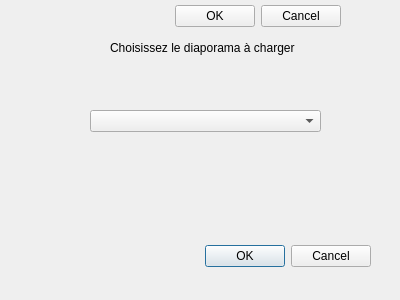
astor5/LecteurDiaporama, file Versions/v5_projet_graphique_MVP/choixdiaporama.ui: the form before one commit.
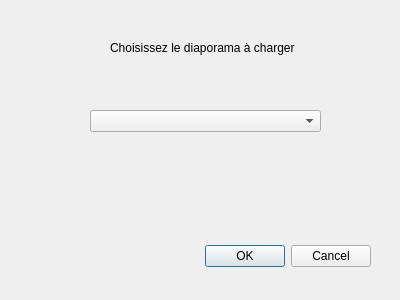
The form after the commit.

Commit message: Joujou avec la comboBox

Patch:
```diff
--- a/Versions/v5_projet_graphique_MVP/choixdiaporama.ui
+++ b/Versions/v5_projet_graphique_MVP/choixdiaporama.ui
@@ -52,22 +52,6 @@
     <string>Choisissez le diaporama à charger</string>
    </property>
   </widget>
-  <widget class="QDialogButtonBox" name="buttonBox_2">
-   <property name="geometry">
-    <rect>
-     <x>0</x>
-     <y>0</y>
-     <width>341</width>
-     <height>32</height>
-    </rect>
-   </property>
-   <property name="orientation">
-    <enum>Qt::Horizontal</enum>
-   </property>
-   <property name="standardButtons">
-    <set>QDialogButtonBox::Cancel|QDialogButtonBox::Ok</set>
-   </property>
-  </widget>
  </widget>
  <resources/>
  <connections>
```
The commit also changes 2 other files.
